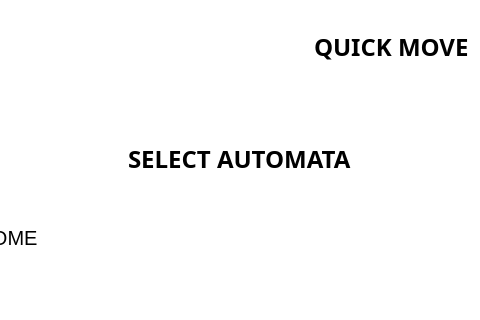
The window that ui/MainWindow.ui (Achu-Worifung/quickMove) describes before a commit, drawn with Qt 5; both pictures show x 98 to 578 and y 0 to 320 of the 869 by 884 pixel window.
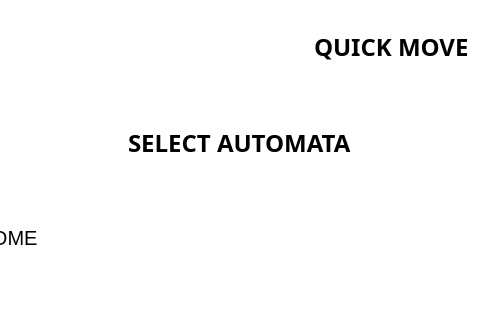
The same window after the commit. The open tabs and pages were chosen to show the change. Icons and pictures are not drawn.

Commit message: seperated main window from main page for ease nav

The edit to the form file:
```diff
--- a/ui/MainWindow.ui
+++ b/ui/MainWindow.ui
@@ -500,8 +500,8 @@
                <rect>
                 <x>0</x>
                 <y>0</y>
-                <width>226</width>
-                <height>91</height>
+                <width>634</width>
+                <height>749</height>
                </rect>
               </property>
               <layout class="QVBoxLayout" name="verticalLayout_9">
@@ -572,8 +572,21 @@
                <item>
                 <layout class="QVBoxLayout" name="verticalLayout_10">
                  <item>
-                  <widget class="QWidget" name="created_autos" native="true">
-                   <layout class="QVBoxLayout" name="verticalLayout_11"/>
+                  <widget class="QScrollArea" name="scrollArea">
+                   <property name="widgetResizable">
+                    <bool>true</bool>
+                   </property>
+                   <widget class="QWidget" name="created_autos">
+                    <property name="geometry">
+                     <rect>
+                      <x>0</x>
+                      <y>0</y>
+                      <width>614</width>
+                      <height>676</height>
+                     </rect>
+                    </property>
+                    <layout class="QVBoxLayout" name="verticalLayout_4"/>
+                   </widget>
                   </widget>
                  </item>
                 </layout>
```
Left out of the diff: 14 changed lines with no effect on the pictures. The commit also changes 6 other files.
